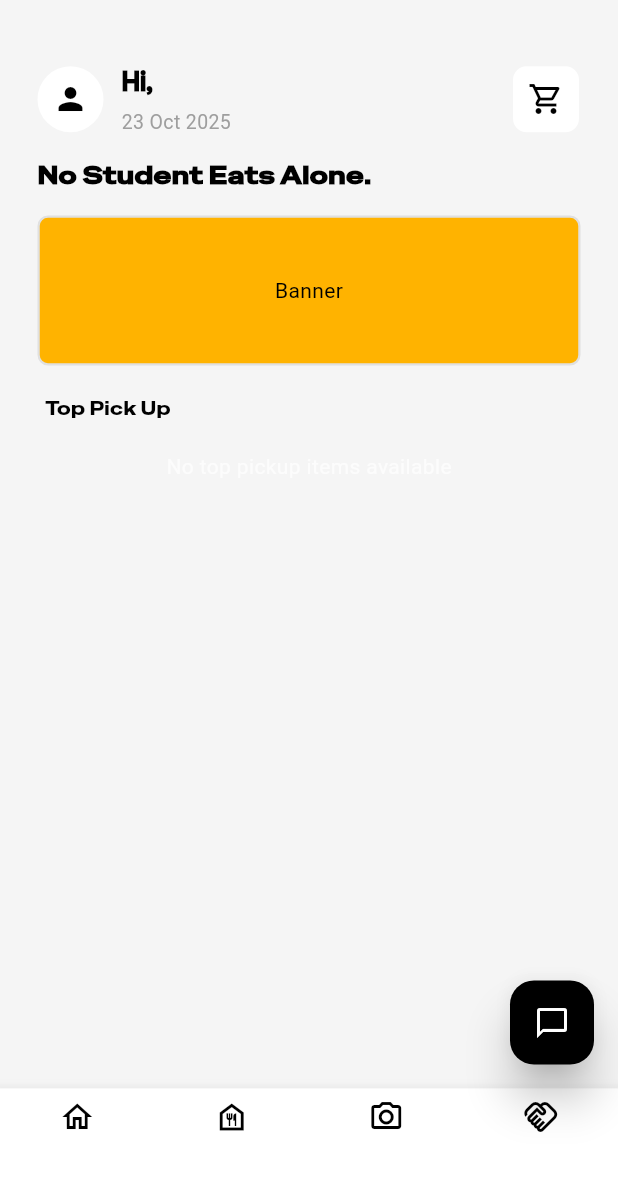
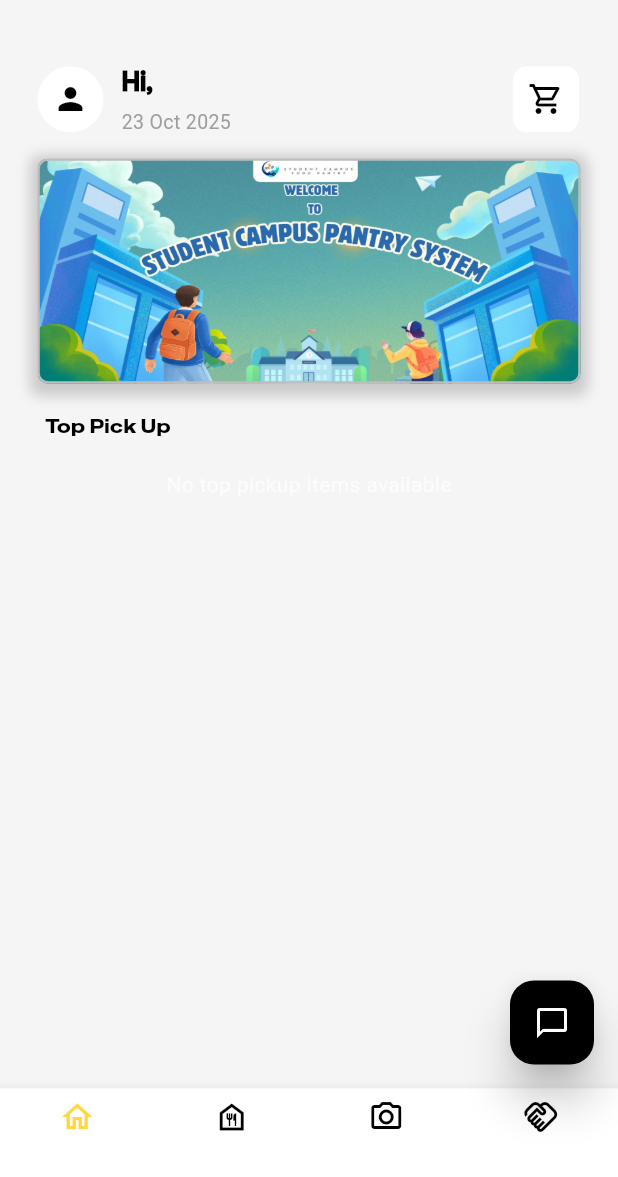
Before and after one commit to tumandang/PANTRY, a Flutter app: the HomePage screen opened by its route, on a phone screen of 412 x 824 dp, the part 59-1236 px from its top. Run offline on Flutter 3.47's test engine with Material 3 defaults, Android fonts, the phone set to English and light mode, and no system bars; our stand-ins replace file_picker, shared_preferences; missing offline and left inert: qr_code_scanner_plus; accounts and stored records are empty; network calls fail.

Commit message:
MAKE_UP APA YANG PERLU

```diff
--- a/lib/components/homeitem.dart
+++ b/lib/components/homeitem.dart
@@ -32,7 +32,7 @@ class Homeitem extends StatelessWidget {
           children: [
             // IMAGE
             AspectRatio(
-              aspectRatio: 1,
+              aspectRatio: 16 / 9,
               child: Image.network(
                 FoodModel.image,
                 fit: BoxFit.contain,
--- a/lib/pages/home.dart
+++ b/lib/pages/home.dart
@@ -77,32 +77,33 @@ class _HomePageState extends State<HomePage> {
 
             //Profile
             ListTile(
-              leading: Icon(Icons.person),
-              title: Text('P R O F I L E'),
+              leading: Icon(Icons.history_edu),
+              title: Text('ORDER HISTORY'),
               titleTextStyle: TextStyle(
+                letterSpacing: 2,
                 fontFamily: 'SpecialGhotic',
                 color: Colors.black,
               ),
               onTap: () {
                 Navigator.pop(context);
 
-                Navigator.pushNamed(context, '/profilepage');
+                Navigator.pushNamed(context, '/OrderHistory');
               },
             ),
 
             //Donate
-            ListTile(
-              leading: Icon(Icons.card_giftcard),
-              title: Text('D O N A T I O N'),
-              titleTextStyle: TextStyle(
-                fontFamily: 'SpecialGhotic',
-                color: Colors.black,
-              ),
-            ),
+            // ListTile(
+            //   leading: Icon(Icons.card_giftcard),
+            //   title: Text('D O N A T I O N'),
+            //   titleTextStyle: TextStyle(
+            //     fontFamily: 'SpecialGhotic',
+            //     color: Colors.black,
+            //   ),
+            // ),
 
             //Help AND FAQ
             ListTile(
-              leading: Icon(Icons.help),
+              leading: Icon(Icons.help_outline_rounded),
               title: Text(' H E L P  &  F A Q S'),
               titleTextStyle: TextStyle(
                 fontFamily: 'SpecialGhotic',
@@ -117,7 +118,7 @@ class _HomePageState extends State<HomePage> {
 
             //About
             ListTile(
-              leading: Icon(Icons.info_rounded),
+              leading: Icon(Icons.info_outline_rounded),
               title: Text('A B O U T'),
               titleTextStyle: TextStyle(
                 fontFamily: 'SpecialGhotic',
@@ -153,12 +154,14 @@ class _HomePageState extends State<HomePage> {
         currentIndex: _selectedindex,
         onTap: _navigationBottomBar,
         type: BottomNavigationBarType.fixed,
+        unselectedItemColor: Theme.of(context).colorScheme.inversePrimary,
+        selectedItemColor: Colors.amberAccent,
         items: [
           //Home
           BottomNavigationBarItem(
             icon: Icon(
               Icons.home_outlined,
-              color: Theme.of(context).colorScheme.inversePrimary,
+
             ),
 
             label: '',
@@ -168,7 +171,7 @@ class _HomePageState extends State<HomePage> {
           BottomNavigationBarItem(
             icon: Icon(
               Icons.food_bank_outlined,
-              color: Theme.of(context).colorScheme.inversePrimary,
+
             ),
             label: '',
           ),
@@ -177,7 +180,7 @@ class _HomePageState extends State<HomePage> {
           BottomNavigationBarItem(
             icon: Icon(
               Icons.camera_alt_outlined,
-              color: Theme.of(context).colorScheme.inversePrimary,
+
             ),
 
             label: '',
@@ -187,7 +190,7 @@ class _HomePageState extends State<HomePage> {
           BottomNavigationBarItem(
             icon: Icon(
               Icons.handshake_outlined,
-              color: Theme.of(context).colorScheme.inversePrimary,
+
             ),
             label: '',
           ),
--- a/lib/pages/homepage.dart
+++ b/lib/pages/homepage.dart
@@ -1,9 +1,6 @@
-import 'package:pantry/models/food.dart';
 import 'package:pantry/components/homeitem.dart';
 import 'package:flutter/material.dart';
-import 'package:pantry/models/category.dart';
 import 'package:http/http.dart' as http;
-import 'package:html/dom.dart' as dom;
 import 'package:intl/intl.dart';
 import 'package:pantry/models/popularfood.dart';
 import 'dart:convert';
@@ -176,19 +173,19 @@ class _HomeContentPageState extends State<HomeContentPage> {
               // ),
               SizedBox(height: 15),
 
-              Container(
-                alignment: Alignment.centerLeft,
-                child: Text(
-                          'No Student Eats Alone.',
-                          style: TextStyle(
-                            color: Colors.black,
-                            fontFamily: 'SpecialGhotic',
-                            fontSize: 16,
-                            fontWeight: FontWeight.bold,
+              // Container(
+              //   alignment: Alignment.centerLeft,
+              //   child: Text(
+              //     'No Student Eats Alone.',
+              //     style: TextStyle(
+              //       color: Colors.black,
+              //       fontFamily: 'SpecialGhotic',
+              //       fontSize: 16,
+              //       fontWeight: FontWeight.bold,
+              //     ),
+              //   ),
+              // ),
 
-                          ),
-                        ),
-              ),
               // SingleChildScrollView(
               //   scrollDirection: Axis.horizontal,
               //   child: Padding(
@@ -265,18 +262,26 @@ class _HomeContentPageState extends State<HomeContentPage> {
               //     ),
               //   ),
               // ),
-
-              SizedBox(height: 15),
-
               Container(
-                height: 100,
+                height: 150,
                 decoration: BoxDecoration(
-                  color: Theme.of(context).colorScheme.tertiary,
+                  image: DecorationImage(
+                    image: AssetImage('assets/img/banner-1.jpg'),
+                    fit: BoxFit.fill,
+                  ),
+                  boxShadow: [
+                    BoxShadow(
+                      color: Colors.grey.withValues(alpha: 0.5),
+                      spreadRadius: 5,
+                      blurRadius: 7,
+                      offset: Offset(0, 3), // changes position of shadow
+                    ),
+                  ],
+                  color: Colors.transparent,
                   borderRadius: BorderRadius.circular(7),
-                  border: Border.all(color: Colors.grey.shade300, width: 1.5),
+                  border: Border.all(color: Colors.grey.shade400, width: 1.5),
                 ),
                 padding: EdgeInsets.all(12),
-                child: Center(child: Text('Banner')),
               ),
 
               SizedBox(height: 15),
```
Also changed, not shown: lib/components/fooditem.dart (+18 -25 lines), lib/pages/foodpage.dart (+33 -31 lines), lib/pages/helppage.dart (+3 -7 lines), assets/img/banner-1.jpg (added), 1 other file.
